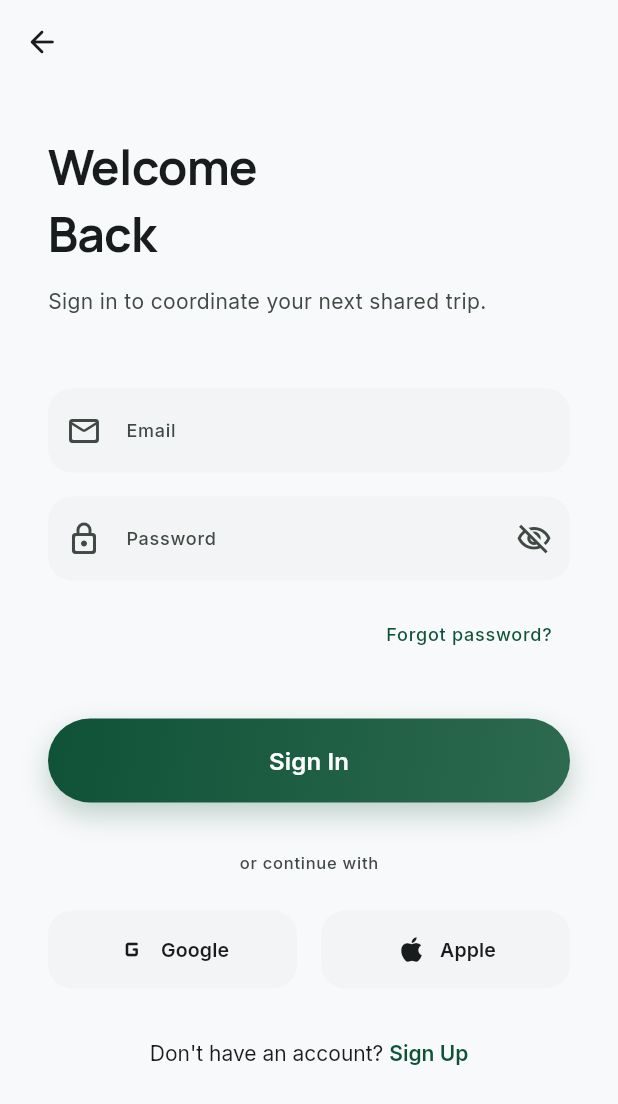
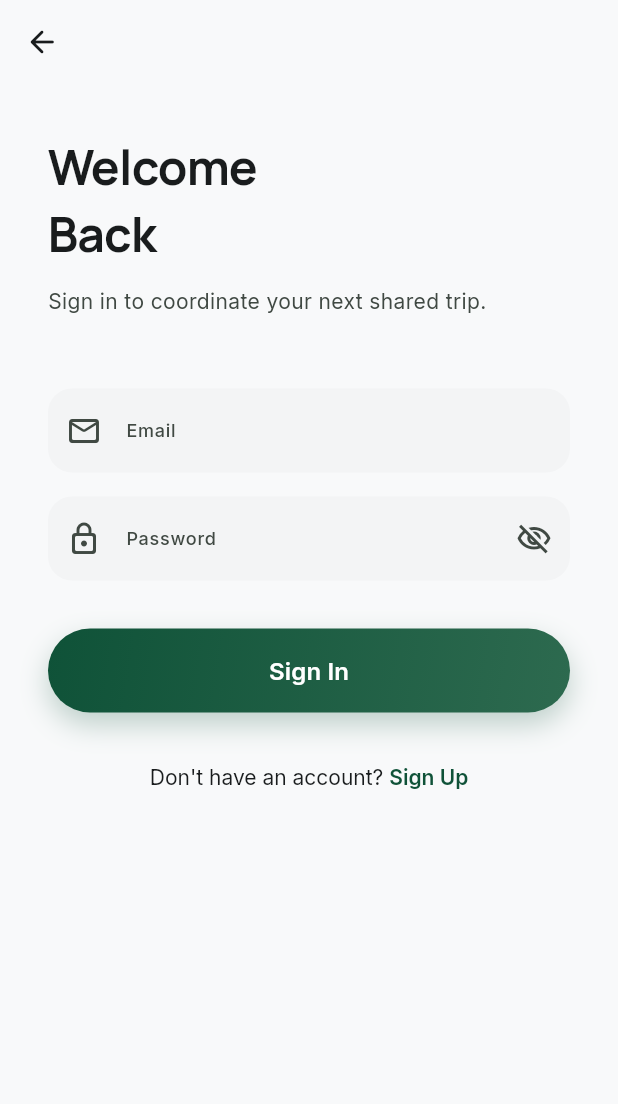
Before and after one commit to ahmeddhahri100/Masarat, a Flutter app: the screen it shows after launch, after a tap on "Sign In", on a phone screen of 412 x 824 dp. Shown: the top 1104 px of the screen. Run offline on Flutter 3.47's test engine with Material 3 defaults, Android fonts, the phone set to English and light mode, and no system bars; our stand-ins replace flutter_riverpod, google_fonts, supabase_flutter; missing offline and left inert: clerk_flutter; accounts and stored records are empty.

Commit message:
Replace authentication system with Supabase for improved reliability
Migrate authentication from Clerk to Supabase, updating services and UI components to use Supabase's auth functionalities and replacing Clerk dependencies with Supabase clients.

Replit-Commit-Author: Agent
Replit-Commit-Session-Id: da2ff1f0-e6a8-4db5-a14d-f56f25ec54cb
Replit-Commit-Checkpoint-Type: full_checkpoint
Replit-Commit-Event-Id: ab8c23f6-9b2f-45d4-8d48-de2bedab87d5
Replit-Commit-Screenshot-Url: https://storage.googleapis.com/screenshot-production-us-central1/ab41d23e-62d2-404e-b723-166d17b4e77b/da2ff1f0-e6a8-4db5-a14d-f56f25ec54cb/aPEW8Jo
Replit-Helium-Checkpoint-Created: true

```diff
--- a/masarat/lib/main.dart
+++ b/masarat/lib/main.dart
@@ -1,10 +1,10 @@
 import 'package:flutter/material.dart';
 import 'package:flutter_riverpod/flutter_riverpod.dart';
-import 'package:clerk_flutter/clerk_flutter.dart';
 import 'package:google_fonts/google_fonts.dart';
+import 'package:supabase_flutter/supabase_flutter.dart';
 import 'core/theme/app_theme.dart';
 import 'services/supabase_service.dart';
-import 'services/clerk_auth_service.dart';
+import 'services/auth_service.dart';
 import 'screens/home_screen.dart';
 import 'screens/welcome_screen.dart';
 
@@ -19,9 +19,6 @@ void main() async {
     debugPrint('[Main] Supabase initialized successfully');
   } catch (e) {
     debugPrint('[Main] Supabase initialization failed: $e');
-    debugPrint(
-      '[Main] App will continue in limited mode. Auth features will be unavailable.',
-    );
   }
 
   runApp(const ProviderScope(child: MasaratApp()));
@@ -49,25 +46,27 @@ class _AuthGate extends StatefulWidget {
 }
 
 class _AuthGateState extends State<_AuthGate> {
+  bool _isSignedIn = false;
+
+  @override
+  void initState() {
+    super.initState();
+    _isSignedIn = AuthService.isSignedIn;
+
+    AuthService.authStateChanges.listen((AuthState state) {
+      if (mounted) {
+        setState(() {
+          _isSignedIn = state.session != null;
+        });
+      }
+    });
+  }
+
   @override
   Widget build(BuildContext context) {
-    if (!ClerkAuthService.isConfigured) {
-      debugPrint('[AuthGate] Clerk key not configured, showing WelcomeScreen directly');
-      return const WelcomeScreen();
+    if (_isSignedIn) {
+      return const HomeScreen();
     }
-
-    return ClerkAuth(
-      config: ClerkAuthService.getConfig(),
-      child: ClerkAuthBuilder(
-        signedInBuilder: (context, authState) {
-          ClerkAuthService.updateAuthState(authState);
-          return const HomeScreen();
-        },
-        signedOutBuilder: (context, authState) {
-          ClerkAuthService.updateAuthState(authState);
-          return const WelcomeScreen();
-        },
-      ),
-    );
+    return const WelcomeScreen();
   }
 }
--- a/masarat/lib/screens/chat_screen.dart
+++ b/masarat/lib/screens/chat_screen.dart
@@ -2,7 +2,7 @@ import 'package:flutter/material.dart';
 import '../core/theme/colors.dart';
 import '../core/theme/typography.dart';
 import '../services/supabase_service.dart';
-import '../services/clerk_auth_service.dart';
+import '../services/auth_service.dart';
 import '../models/message_model.dart';
 import 'package:uuid/uuid.dart';
 
@@ -21,7 +21,7 @@ class _ChatScreenState extends State<ChatScreen> {
 
   @override
   Widget build(BuildContext context) {
-    final userId = ClerkAuthService.userId;
+    final userId = AuthService.userId;
 
     if (userId == null) {
       return const Scaffold(body: Center(child: Text('Please sign in to chat')));
--- a/masarat/lib/screens/conversations_screen.dart
+++ b/masarat/lib/screens/conversations_screen.dart
@@ -2,7 +2,7 @@ import 'package:flutter/material.dart';
 import '../core/theme/colors.dart';
 import '../core/theme/typography.dart';
 import '../services/supabase_service.dart';
-import '../services/clerk_auth_service.dart';
+import '../services/auth_service.dart';
 import '../models/message_model.dart';
 import '../screens/welcome_screen.dart';
 import 'chat_screen.dart';
@@ -12,7 +12,7 @@ class ConversationsScreen extends StatelessWidget {
 
   @override
   Widget build(BuildContext context) {
-    final userId = ClerkAuthService.userId;
+    final userId = AuthService.userId;
 
     return Scaffold(
       backgroundColor: MasaratColors.surface,
--- a/masarat/lib/screens/create_trip_screen.dart
+++ b/masarat/lib/screens/create_trip_screen.dart
@@ -2,7 +2,7 @@ import 'package:flutter/material.dart';
 import 'package:masarat/core/theme/colors.dart';
 import 'package:masarat/core/theme/typography.dart';
 import '../services/supabase_service.dart';
-import '../services/clerk_auth_service.dart';
+import '../services/auth_service.dart';
 import '../models/trip_model.dart';
 import 'package:uuid/uuid.dart';
 
@@ -181,7 +181,7 @@ class _CreateTripScreenState extends State<CreateTripScreen> {
 
     try {
       // Get current user from Clerk
-      final userId = ClerkAuthService.userId;
+      final userId = AuthService.userId;
 
       if (userId == null) {
         throw Exception('User not authenticated');
--- a/masarat/lib/screens/home_screen.dart
+++ b/masarat/lib/screens/home_screen.dart
@@ -4,7 +4,7 @@ import '../core/theme/typography.dart';
 import '../components/trip_card.dart';
 import '../components/featured_trip_card.dart';
 import '../services/supabase_service.dart';
-import '../services/clerk_auth_service.dart';
+import '../services/auth_service.dart';
 import '../models/trip_model.dart';
 import 'conversations_screen.dart';
 import 'profile_screen.dart';
@@ -51,8 +51,7 @@ class _HomeBody extends StatelessWidget {
 
   @override
   Widget build(BuildContext context) {
-    final userName =
-        ClerkAuthService.userName ?? 'Partner';
+    final userName = AuthService.userName ?? 'Partner';
 
     return SafeArea(
       child: CustomScrollView(
--- a/masarat/lib/screens/signin_screen.dart
+++ b/masarat/lib/screens/signin_screen.dart
@@ -1,9 +1,9 @@
 import 'dart:async';
-import 'package:clerk_flutter/clerk_flutter.dart';
-import 'package:clerk_auth/clerk_auth.dart' show Strategy;
 import 'package:flutter/material.dart';
 import '../core/theme/colors.dart';
 import '../core/theme/typography.dart';
+import '../services/auth_service.dart';
+import 'signup_screen.dart';
 
 class SignInScreen extends StatefulWidget {
   const SignInScreen({super.key});
@@ -18,8 +18,6 @@ class _SignInScreenState extends State<SignInScreen> {
   bool _isLoading = false;
   bool _obscurePassword = true;
 
-  static const _authTimeout = Duration(seconds: 15);
-
   Future<void> _handleSignIn() async {
     final email = _emailController.text.trim();
     final password = _passwordController.text;
@@ -32,43 +30,21 @@ class _SignInScreenState extends State<SignInScreen> {
     setState(() => _isLoading = true);
 
     try {
-      final authState = ClerkAuth.of(context);
-
-      debugPrint('[SignIn] Attempting sign in for: $email');
-
-      await authState.attemptSignIn(
-        strategy: Strategy.password,
-        identifier: email,
-        password: password,
-      ).timeout(
-        _authTimeout,
-        onTimeout: () {
-          throw TimeoutException(
-            'Sign in request timed out after ${_authTimeout.inSeconds}s.',
-          );
-        },
-      );
-
-      debugPrint('[SignIn] Sign in successful: $email');
-    } on TimeoutException catch (e) {
-      debugPrint('[SignIn] Timeout: $e');
-      _showError(
-        'Connection timed out. Please check your internet connection and try again.',
-      );
+      await AuthService.signIn(email: email, password: password);
+    } on TimeoutException {
+      _showError('Connection timed out. Please try again.');
     } catch (e) {
       debugPrint('[SignIn] Error: $e');
-      final errorMessage = e.toString().toLowerCase();
-      if (errorMessage.contains('invalid') || errorMessage.contains('password')) {
+      final msg = e.toString().toLowerCase();
+      if (msg.contains('invalid') || msg.contains('credentials') || msg.contains('password')) {
         _showError('Invalid email or password. Please try again.');
-      } else if (errorMessage.contains('network') || errorMessage.contains('socket')) {
-        _showError('Network error. Please check your internet connection and try again.');
+      } else if (msg.contains('email') && msg.contains('confirm')) {
+        _showError('Please confirm your email before signing in.');
       } else {
-        _showError('Sign in failed. Please check your credentials and try again.');
+        _showError('Sign in failed. Please check your credentials.');
       }
     } finally {
-      if (mounted) {
-        setState(() => _isLoading = false);
-      }
+      if (mounted) setState(() => _isLoading = false);
     }
   }
 
@@ -127,6 +103,7 @@ class _SignInScreenState extends State<SignInScreen> {
             TextField(
               controller: _passwordController,
               obscureText: _obscurePassword,
+              onSubmitted: (_) => _handleSignIn(),
               decoration: InputDecoration(
                 labelText: 'Password',
                 prefixIcon: const Icon(
@@ -145,21 +122,6 @@ class _SignInScreenState extends State<SignInScreen> {
                 ),
               ),
             ),
-            const SizedBox(height: 12),
-            Align(
-              alignment: Alignment.centerRight,
-              child: TextButton(
-                onPressed: () {
-                  // TODO: Implement password reset via Clerk
-                },
-                child: Text(
-                  'Forgot password?',
-                  style: MasaratTypography.labelMedium.copyWith(
-                    color: MasaratColors.primary,
-                  ),
-                ),
-              ),
-            ),
             const SizedBox(height: 32),
             _GradientButton(
               label: 'Sign In',
@@ -167,47 +129,12 @@ class _SignInScreenState extends State<SignInScreen> {
               onPressed: _handleSignIn,
             ),
             const SizedBox(height: 32),
-            Row(
-              children: [
-                const Expanded(child: Divider(thickness: 1)),
-                Padding(
-                  padding: const EdgeInsets.symmetric(horizontal: 16),
-                  child: Text(
-                    'or continue with',
-                    style: MasaratTypography.labelSmall,
-                  ),
-                ),
-                const Expanded(child: Divider(thickness: 1)),
-              ],
-            ),
-            const SizedBox(height: 24),
-            Row(
-              children: [
-                Expanded(
-                  child: _SocialButton(
-                    icon: Icons.g_mobiledata_rounded,
-                    label: 'Google',
-                    onPressed: () {
-                      // TODO: Implement Google OAuth via Clerk
-                    },
-                  ),
-                ),
-                const SizedBox(width: 16),
-                Expanded(
-                  child: _SocialButton(
-                    icon: Icons.apple,
-                    label: 'Apple',
-                    onPressed: () {
-                      // TODO: Implement Apple OAuth via Clerk
-                    },
-                  ),
-                ),
-              ],
-            ),
-            const SizedBox(height: 32),
             Center(
               child: GestureDetector(
-                onTap: () => Navigator.pop(context),
+                onTap: () => Navigator.pushReplacement(
+                  context,
+                  MaterialPageRoute(builder: (_) => const SignUpScreen()),
+                ),
                 child: RichText(
                   text: TextSpan(
                     style: MasaratTypography.bodyMedium,
@@ -283,36 +210,3 @@ class _GradientButton extends StatelessWidget {
     );
   }
 }
-
-class _SocialButton extends StatelessWidget {
-  final IconData icon;
-  final String label;
-  final VoidCallback onPressed;
-  const _SocialButton({
-    required this.icon,
-    required this.label,
-    required this.onPressed,
-  });
-
-  @override
-  Widget build(BuildContext context) {
-    return GestureDetector(
-      onTap: onPressed,
-      child: Container(
-        height: 52,
-        decoration: BoxDecoration(
-          color: MasaratColors.surfaceContainerLow,
-          borderRadius: BorderRadius.circular(16),
-        ),
-        child: Row(
-          mainAxisAlignment: MainAxisAlignment.center,
-          children: [
-            Icon(icon, color: MasaratColors.onSurface, size: 22),
-            const SizedBox(width: 8),
-            Text(label, style: MasaratTypography.labelLarge),
-          ],
-        ),
-      ),
-    );
-  }
-}
--- /dev/null
+++ b/masarat/lib/services/auth_service.dart
@@ -0,0 +1,60 @@
+import 'package:flutter/foundation.dart';
+import 'package:supabase_flutter/supabase_flutter.dart';
+
+class AuthService {
+  static SupabaseClient get _client => Supabase.instance.client;
+
+  static User? get currentUser => _client.auth.currentUser;
+  static bool get isSignedIn => currentUser != null;
+
+  static String? get userId => currentUser?.id;
+  static String? get userEmail => currentUser?.email;
+  static String? get userName =>
+      currentUser?.userMetadata?['full_name'] as String? ??
+      currentUser?.email?.split('@').first;
+
+  static Stream<AuthState> get authStateChanges =>
+      _client.auth.onAuthStateChange;
+
+  static Future<AuthResponse> signIn({
+    required String email,
+    required String password,
+  }) async {
+    debugPrint('[Auth] Signing in: $email');
+    return await _client.auth.signInWithPassword(
+      email: email,
+      password: password,
+    );
+  }
+
+  static Future<AuthResponse> signUp({
+    required String email,
+    required String password,
+    required String fullName,
+  }) async {
+    debugPrint('[Auth] Signing up: $email');
+    final response = await _client.auth.signUp(
+      email: email,
+      password: password,
+      data: {'full_name': fullName},
+    );
+
+    if (response.user != null) {
+      try {
+        await _client.from('profiles').upsert({
+          'id': response.user!.id,
+          'name': fullName,
+        });
+      } catch (e) {
+        debugPrint('[Auth] Profile creation skipped: $e');
+      }
+    }
+
+    return response;
+  }
+
+  static Future<void> signOut() async {
+    debugPrint('[Auth] Signing out');
+    await _client.auth.signOut();
+  }
+}
```
Also changed, not shown: masarat/lib/screens/profile_screen.dart (+4 -4 lines), masarat/lib/screens/signup_screen.dart (+38 -59 lines), masarat/lib/services/supabase_service.dart (+7 -31 lines), 1 other file.
